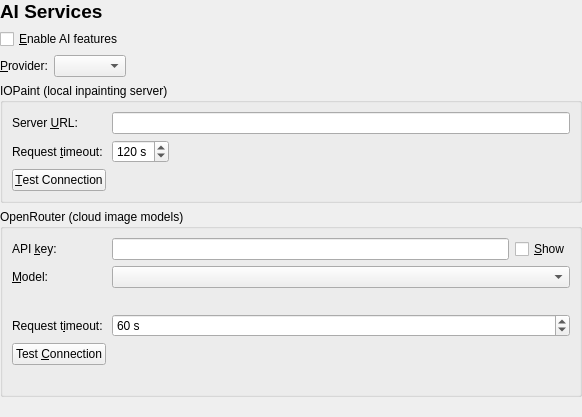
Old version of the form scribus/ui/preferences/prefs_aiservicesbase.ui in the repository alpsuneer/scribus.
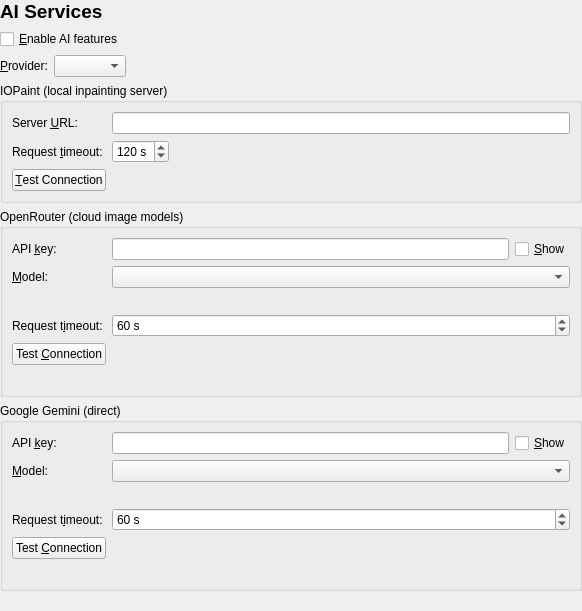
New version of the form.

Commit message: suneer: let Preferences pick Gemini, and name the provider that did the work

```diff
--- a/scribus/ui/preferences/prefs_aiservicesbase.ui
+++ b/scribus/ui/preferences/prefs_aiservicesbase.ui
@@ -273,6 +273,124 @@
      </layout>
     </widget>
    </item>
+   <item>
+    <widget class="QGroupBox" name="geminiGroupBox">
+     <property name="title">
+      <string>Google Gemini (direct)</string>
+     </property>
+     <layout class="QGridLayout" name="geminiLayout">
+      <item row="0" column="0">
+       <widget class="QLabel" name="geminiApiKeyLabel">
+        <property name="text">
+         <string>API &amp;key:</string>
+        </property>
+        <property name="buddy">
+         <cstring>geminiApiKeyLineEdit</cstring>
+        </property>
+       </widget>
+      </item>
+      <item row="0" column="1">
+       <widget class="QLineEdit" name="geminiApiKeyLineEdit">
+        <property name="echoMode">
+         <enum>QLineEdit::Password</enum>
+        </property>
+       </widget>
+      </item>
+      <item row="0" column="2">
+       <widget class="QCheckBox" name="geminiShowKeyCheckBox">
+        <property name="text">
+         <string>&amp;Show</string>
+        </property>
+       </widget>
+      </item>
+      <item row="1" column="0">
+       <widget class="QLabel" name="geminiModelLabel">
+        <property name="text">
+         <string>&amp;Model:</string>
+        </property>
+        <property name="buddy">
+         <cstring>geminiModelComboBox</cstring>
+        </property>
+       </widget>
+      </item>
+      <item row="1" column="1" colspan="2">
+       <widget class="QComboBox" name="geminiModelComboBox"/>
+      </item>
+      <item row="2" column="1" colspan="2">
+       <widget class="QLabel" name="geminiModelHintLabel">
+        <property name="text">
+         <string/>
+        </property>
+        <property name="wordWrap">
+         <bool>true</bool>
+        </property>
+       </widget>
+      </item>
+      <item row="3" column="0">
+       <widget class="QLabel" name="geminiTimeoutLabel">
+        <property name="text">
+         <string>Request t&amp;imeout:</string>
+        </property>
+        <property name="buddy">
+         <cstring>geminiTimeoutSpinBox</cstring>
+        </property>
+       </widget>
+      </item>
+      <item row="3" column="1" colspan="2">
+       <widget class="QSpinBox" name="geminiTimeoutSpinBox">
+        <property name="minimum">
+         <number>10</number>
+        </property>
+        <property name="maximum">
+         <number>300</number>
+        </property>
+        <property name="value">
+         <number>60</number>
+        </property>
+        <property name="suffix">
+         <string> s</string>
+        </property>
+       </widget>
+      </item>
+      <item row="4" column="0">
+       <widget class="QPushButton" name="geminiTestButton">
+        <property name="text">
+         <string>Test &amp;Connection</string>
+        </property>
+       </widget>
+      </item>
+      <item row="4" column="1" colspan="2">
+       <widget class="QLabel" name="geminiTestResultLabel">
+        <property name="text">
+         <string/>
+        </property>
+        <property name="wordWrap">
+         <bool>true</bool>
+        </property>
+        <property name="textInteractionFlags">
+         <set>Qt::TextSelectableByMouse</set>
+        </property>
+       </widget>
+      </item>
+      <item row="5" column="0" colspan="3">
+       <widget class="QLabel" name="geminiInfoLabel">
+        <property name="text">
+         <string/>
+        </property>
+        <property name="wordWrap">
+         <bool>true</bool>
+        </property>
+        <property name="openExternalLinks">
+         <bool>true</bool>
+        </property>
+        <property name="textInteractionFlags">
+         <set>Qt::TextBrowserInteraction</set>
+        </property>
+       </widget>
+      </item>
+     </layout>
+    </widget>
+   </item>
    <item>
     <widget class="QLabel" name="infoLabel">
      <property name="text">
```
The commit also changes 9 other files.
